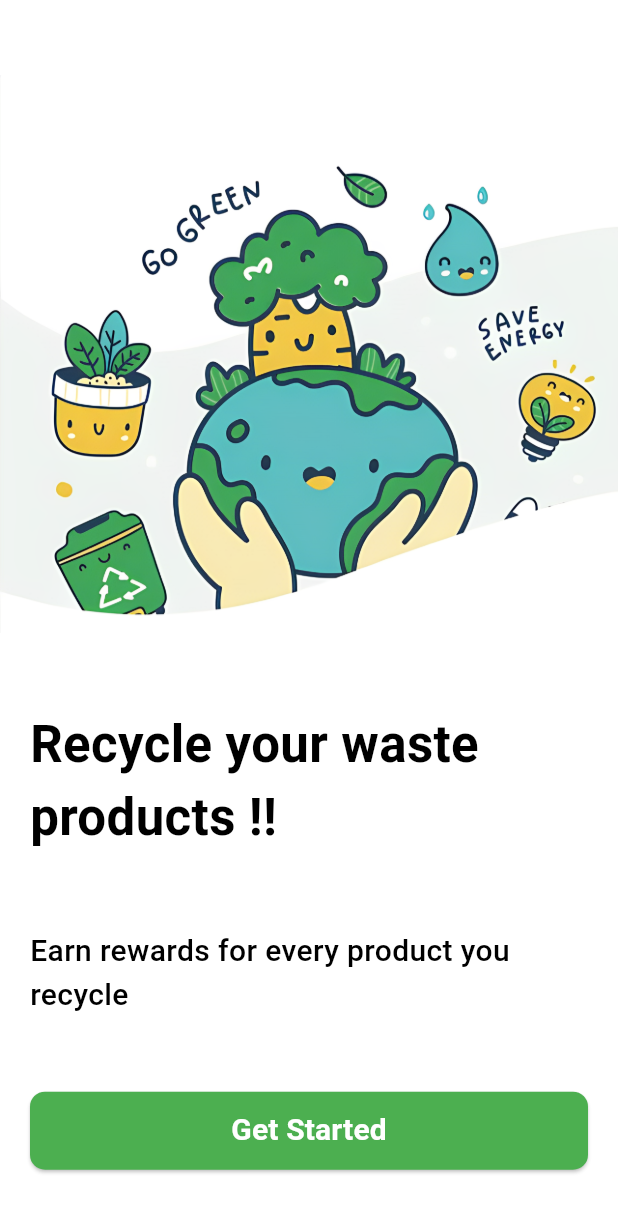
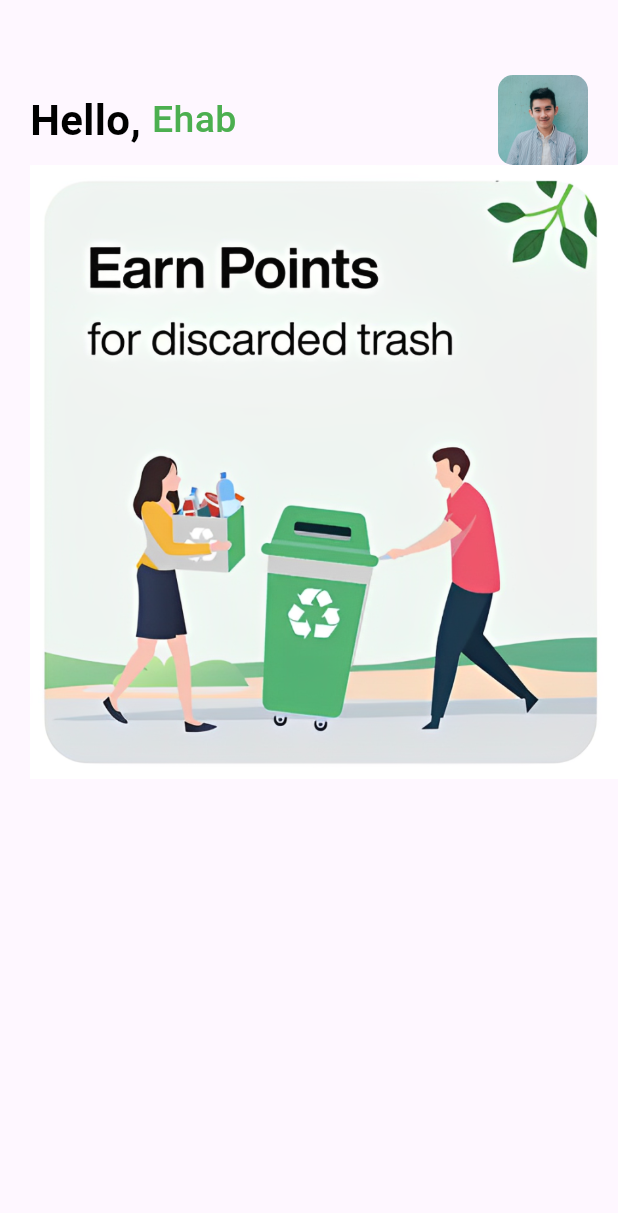
Before and after one commit to Ehabhanna1/Recycle-App, a Flutter app: the screen it shows after launch, after a tap on "Get Started", on a phone screen of 412 x 824 dp. Shown: the top 1213 px of the screen. Run offline on Flutter 3.47's test engine with Material 3 defaults, Android fonts, the phone set to English and light mode, and no system bars.

Commit message:
add app bar header  to home view

```diff
--- a/lib/core/utils/app_text.dart/app_text.dart
+++ b/lib/core/utils/app_text.dart/app_text.dart
@@ -12,7 +12,7 @@ class AppText {
    static TextStyle normalTextStyle (double size,){
     return TextStyle(
       fontSize: size,
-      fontWeight: FontWeight.w500,
+      fontWeight: FontWeight.bold,
       color: Colors.black,
     );
   }
@@ -24,4 +24,11 @@ class AppText {
       color: Colors.white,
     );
   }
+   static TextStyle greenTextStyle (double size,){
+    return TextStyle(
+      fontSize: size,
+      fontWeight: FontWeight.w500,
+      color: Colors.green,
+    );
+  }
 }
--- a/lib/core/utils/routing/app_routes.dart
+++ b/lib/core/utils/routing/app_routes.dart
@@ -1,3 +1,4 @@
 class AppRoutes {
   static const String onboardingView = '/';
+  static const String homeView = '/home';
 }
--- a/lib/core/utils/routing/on_generate_route.dart
+++ b/lib/core/utils/routing/on_generate_route.dart
@@ -3,6 +3,7 @@
 
 import 'package:flutter/material.dart';
 import 'package:recycle_app/core/utils/routing/app_routes.dart';
+import 'package:recycle_app/features/home/home_view.dart';
 import 'package:recycle_app/features/onboarding/onboarding_view.dart';
 
 Route<dynamic> onGenerateRoute(RouteSettings settings) {
@@ -10,6 +11,10 @@ Route<dynamic> onGenerateRoute(RouteSettings settings) {
     case AppRoutes.onboardingView:
       return MaterialPageRoute(
         builder: (context) => const OnboardingView(),
+      );
+    case AppRoutes.homeView:
+      return MaterialPageRoute(
+        builder: (context) => const HomeView(),
       );
     default:
       return MaterialPageRoute(
--- a/lib/core/widgets/custom_buttom.dart
+++ b/lib/core/widgets/custom_buttom.dart
@@ -13,7 +13,7 @@ class CustomButtom extends StatelessWidget {
       styleFrom(
         backgroundColor: Colors.green,
         shape: RoundedRectangleBorder(
-          borderRadius: BorderRadius.circular(10),
+          borderRadius: BorderRadius.circular(20),
 
         ),
       ),
--- /dev/null
+++ b/lib/features/home/home_view.dart
@@ -0,0 +1,35 @@
+import 'package:flutter/material.dart';
+import 'package:recycle_app/core/utils/app_text.dart/app_text.dart';
+
+class HomeView extends StatelessWidget {
+  const HomeView({super.key});
+
+  @override
+  Widget build(BuildContext context) {
+    return Scaffold(
+     body: Container(
+      margin: EdgeInsets.only(top: 50,left: 20),
+      child: Column(
+        children: [
+          Row(
+            children: [
+              Text("Hello, ",style: AppText.headLineTextStyle(28),),
+              Text("Ehab",style: AppText.greenTextStyle(25),),
+              Spacer(),
+              Padding(
+                padding: const EdgeInsets.only(right: 20),
+                child: ClipRRect(
+                  borderRadius: BorderRadius.circular(10),
+                  child: Image.asset("assets/images/boy.jpg",height: 60,width: 60,fit: BoxFit.cover,)),
+              ),
+
+            ],
+          ),
+          Image.asset("assets/images/home.png"),
+
+        ],
+      ),
+     ),
+    );
+  }
+}
--- a/lib/features/onboarding/onboarding_view.dart
+++ b/lib/features/onboarding/onboarding_view.dart
@@ -1,5 +1,6 @@
 import 'package:flutter/material.dart';
 import 'package:recycle_app/core/utils/app_text.dart/app_text.dart';
+import 'package:recycle_app/core/utils/routing/app_routes.dart';
 import 'package:recycle_app/core/widgets/custom_buttom.dart';
 
 class OnboardingView extends StatelessWidget {
@@ -12,28 +13,39 @@ class OnboardingView extends StatelessWidget {
       body: Column(
         crossAxisAlignment: CrossAxisAlignment.start,
         children: [
-          SizedBox(height: 50,),
+          SizedBox(height: 50),
           Image.asset('assets/images/onboard.png'),
-          SizedBox(height: 50,),
+          SizedBox(height: 50),
           Padding(
             padding: const EdgeInsets.symmetric(horizontal: 20),
 
-            child: Text('Recycle your waste products !!', style: AppText.headLineTextStyle(34),),
+            child: Text(
+              'Recycle your waste products !!',
+              style: AppText.headLineTextStyle(34),
+            ),
           ),
-          SizedBox(height: 50,),
+          SizedBox(height: 50),
           Padding(
             padding: const EdgeInsets.only(left: 20, right: 20),
-            child: Text("Earn rewards for every product you recycle", style: AppText.normalTextStyle(20),),
+            child: Text(
+              "Earn rewards for every product you recycle",
+              style: AppText.normalTextStyle(20),
+            ),
           ),
-          SizedBox(height: 50,),
+          SizedBox(height: 50),
           Padding(
             padding: const EdgeInsets.symmetric(horizontal: 20),
             child: SizedBox(
               height: 52,
               width: double.infinity,
-             child: CustomButtom(onPressed: (){}, title: 'Get Started',)),
+              child: CustomButtom(
+                onPressed: () {
+                  Navigator.pushNamed(context, AppRoutes.homeView);
+                },
+                title: 'Get Started',
+              ),
+            ),
           ),
-
         ],
       ),
     );
```
